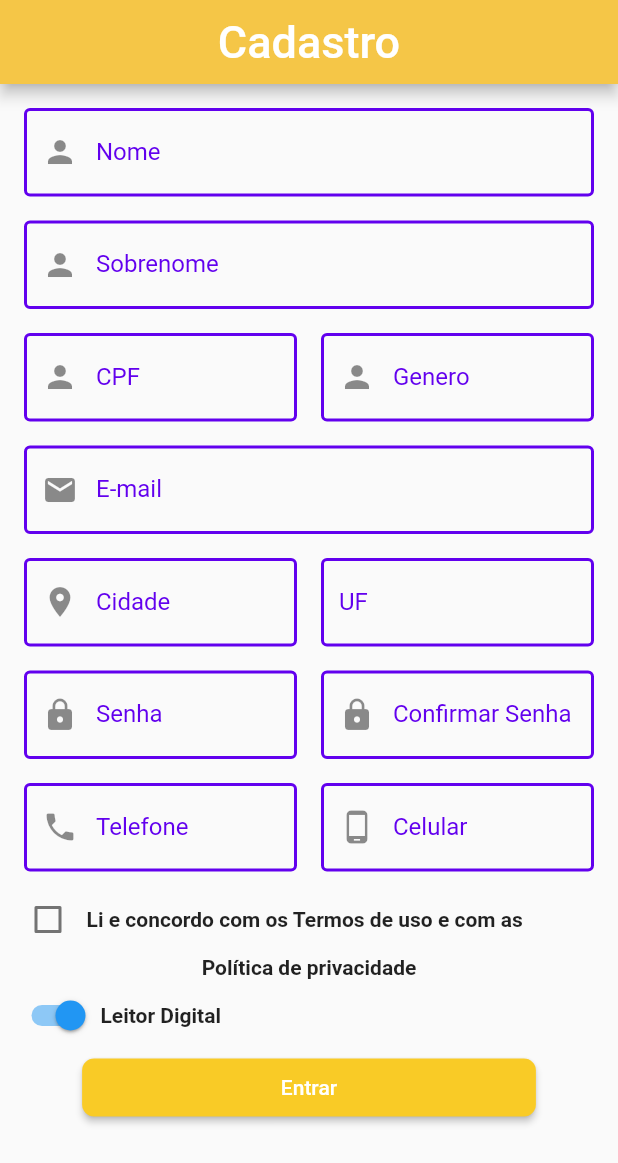
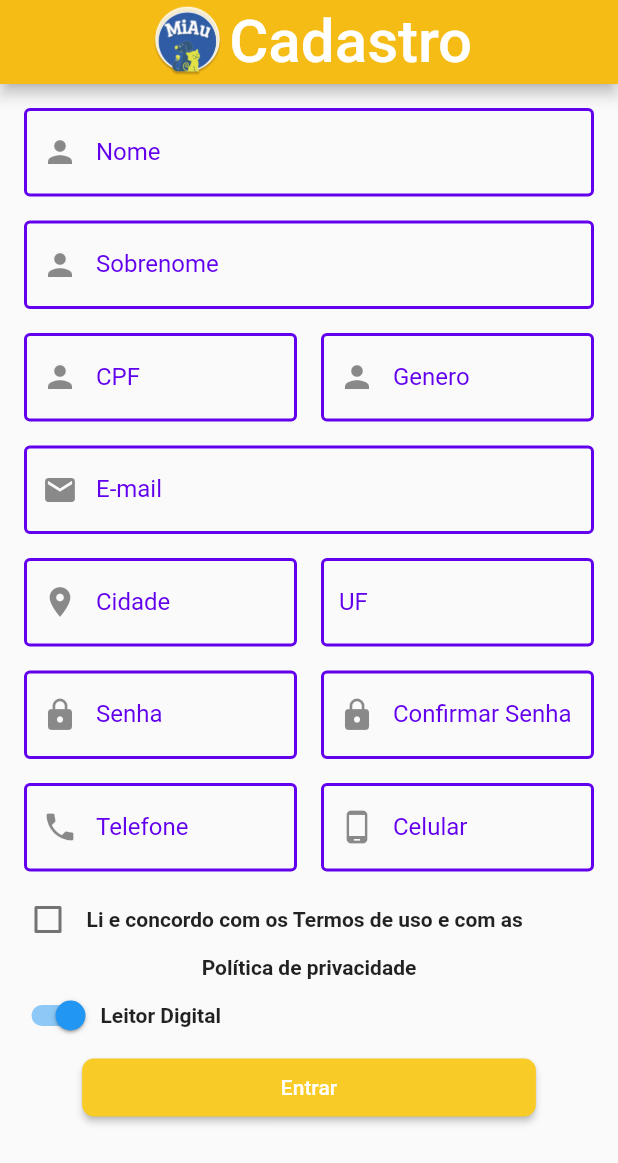
Before and after one commit to matiasfilho81/mi_au, a Flutter app: the screen it shows after launch, on a phone screen of 412 x 824 dp. Shown: the top 1163 px of the screen. Run offline on Flutter 3.47's test engine with Material 2 defaults, Android fonts, the phone set to English and light mode, and no system bars; our stand-ins replace flutter_modular.

Commit message:
logo inserida no appbar

```diff
--- a/lib/pages/siginup.dart
+++ b/lib/pages/siginup.dart
@@ -22,10 +22,21 @@ class _TelaCadastroState extends State<TelaCadastro> {
   @override
   Widget build(BuildContext context) {
     var appBar2 = AppBar(
-      title: const Center(
-          child: Text("Cadastro", style: TextStyle(fontSize: 30.0))),
-      backgroundColor: const Color.fromARGB(255, 245, 198, 71),
+      title: Row(
+        mainAxisAlignment: MainAxisAlignment.center,
+        children: [
+          Image.asset(
+            "assets/images/logo.png",
+            fit: BoxFit.contain,
+            height: 50,
+          ),
+          const Center(
+              child: Text("Cadastro", style: TextStyle(fontSize: 40.0))),
+        ],
+      ),
+      backgroundColor: const Color(0xFFF6BC16),
     );
+
     return Scaffold(
       appBar: appBar2,
       body: Padding(
```
